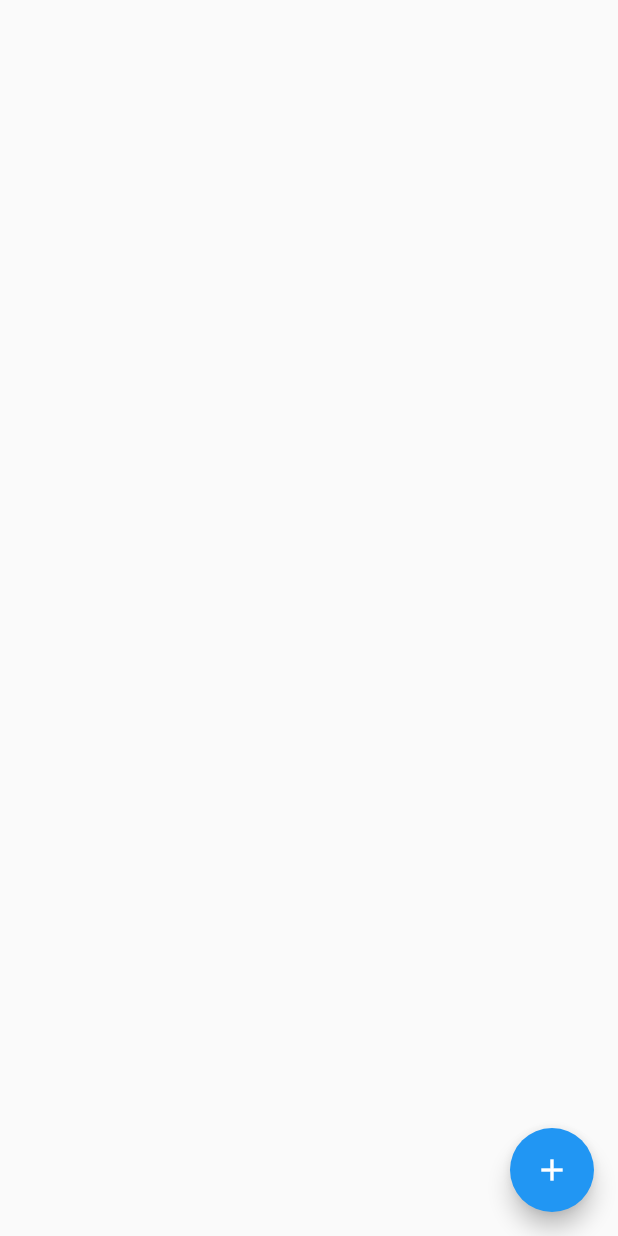
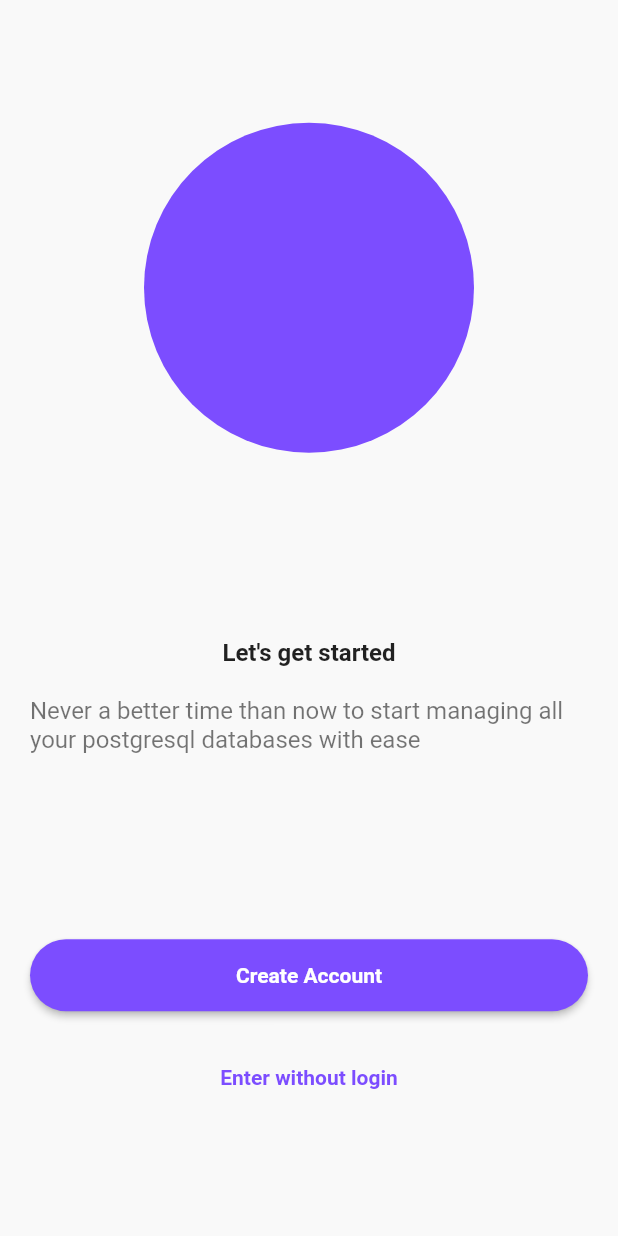
Before and after one commit to daviresio/sql_workbench_app, a Flutter app: the screen it shows after launch, on a phone screen of 412 x 824 dp. Run offline on Flutter 3.47's test engine with Material 2 defaults, Android fonts, the light colour scheme and no system bars; our stand-ins replace csv, dio, firebase_auth, flutter_local_notifications, flutter_mobx, flutter_speed_dial and 6 more; missing offline and left inert: devicelocale, esys_flutter_share; accounts and stored records are empty; generated files the repository leaves out were written again.

Commit message:
preparo autenticacao sms

```diff
--- a/lib/main.dart
+++ b/lib/main.dart
@@ -1,6 +1,9 @@
 import 'package:dbclientapp/pages/connection_home/connection_home_page.dart';
 import 'package:dbclientapp/pages/connection_home/pages/query/query_store.dart';
 import 'package:dbclientapp/pages/connections/connections_page.dart';
+import 'package:dbclientapp/pages/initial_screen/initial_screen_page.dart';
+import 'package:dbclientapp/pages/login/login_page.dart';
+import 'package:dbclientapp/pages/login/pages/auth_sms_page.dart';
 import 'package:dbclientapp/pages/new_connection/new_connection_page.dart';
 import 'package:dbclientapp/pages/new_connection/new_connection_store.dart';
 import 'package:flutter/material.dart';
@@ -57,12 +60,17 @@ class _MainAppState extends State<MainApp> {
       title: 'Postgres Client',
       theme: ThemeData(
         primarySwatch: Colors.blue,
+        scaffoldBackgroundColor: Color.fromRGBO(249, 249, 249, 1),
       ),
-      initialRoute: '/',
+//      initialRoute: '/',
+      initialRoute: LoginPage.routeName,
       routes: {
-        '/': (context) => ConnectionsPage(),
+        ConnectionsPage.routeName: (context) => ConnectionsPage(),
         NewConnectionPage.routeName: (context) =>  NewConnectionPage(),
         ConnectionHome.routeName: (context) =>  ConnectionHome(),
+        LoginPage.routeName: (context) =>  LoginPage(),
+        AuthSmsPage.routeName: (context) =>  AuthSmsPage(),
+        InitialScreenPage.routeName: (context) =>  InitialScreenPage(),
       },
     );
   }
--- /dev/null
+++ b/lib/pages/login/login_page.dart
@@ -0,0 +1,91 @@
+import 'package:dbclientapp/pages/login/pages/auth_sms_page.dart';
+import 'package:devicelocale/devicelocale.dart';
+import 'package:flutter/material.dart';
+
+class LoginPage extends StatefulWidget {
+
+  static const String routeName = '/login';
+
+  @override
+  _LoginPageState createState() => _LoginPageState();
+}
+
+class _LoginPageState extends State<LoginPage> {
+
+  getLocations() async {
+    print(await Devicelocale.currentLocale);
+  }
+
+  @override
+  Widget build(BuildContext context) {
+
+ getLocations();
+
+    return Scaffold(
+        body: Center(
+          child: Padding(
+            padding: const EdgeInsets.all(20.0),
+            child: Column(
+              mainAxisAlignment: MainAxisAlignment.spaceAround,
+              children: <Widget>[
+                //TODO colocar a imagem aqui no lugar
+                Container(
+                  width: 220.0,
+                  height: 220.0,
+                  decoration: BoxDecoration(
+                    color: Colors.deepPurpleAccent,
+                    borderRadius: BorderRadius.circular(200.0)
+                  ),
+                ),
+                Column(
+                  children: <Widget>[
+                    Text(
+                      'Let\'s get started',
+                      style: TextStyle(fontWeight: FontWeight.bold, fontSize: 16.0),
+                    ),
+                    SizedBox(height: 20.0,),
+                    Text(
+                      'Never a better time than now to start managing all your postgresql databases with ease',
+                      style: TextStyle(color: Colors.black54, fontSize: 16.0),
+                    ),
+                  ],
+                ),
+                Column(
+                  children: <Widget>[
+                    Container(
+                      width: double.infinity,
+                      child: RaisedButton(
+                        padding: EdgeInsets.symmetric(vertical: 16.0),
+                        child: Text('Create Account', style: TextStyle(color: Colors.white, fontWeight: FontWeight.bold),),
+                        color: Colors.deepPurpleAccent,
+                        shape: RoundedRectangleBorder(
+                          borderRadius: BorderRadius.circular(50.0),
+                        ),
+                        onPressed: () {
+                          Navigator.of(context).pushNamed(AuthSmsPage.routeName);
+                        },
+                      ),
+                    ),
+                    SizedBox(height: 20.0,),
+                    Container(
+                      width: double.infinity,
+                      child: FlatButton(
+                        padding: EdgeInsets.symmetric(vertical: 16.0),
+                        child: Text('Enter without login', style: TextStyle(color: Colors.deepPurpleAccent, fontWeight: FontWeight.bold),),
+                        shape: RoundedRectangleBorder(
+                          borderRadius: BorderRadius.circular(50.0),
+                        ),
+                        onPressed: () {
+
+                        },
+                      ),
+                    ),
+                  ],
+                )
+              ],
+            ),
+          ),
+        ),
+    );
+  }
+}
--- /dev/null
+++ b/lib/pages/login/pages/auth_sms_store.dart
@@ -0,0 +1,9 @@
+import 'package:mobx/mobx.dart';
+
+part 'auth_sms_store.g.dart';
+
+class AuthSmsStore = _AuthSmsStore with _$AuthSmsStore;
+
+abstract class _AuthSmsStore with Store {
+
+}
--- a/lib/pages/new_connection/new_connection_store.dart
+++ b/lib/pages/new_connection/new_connection_store.dart
@@ -1,5 +1,7 @@
 import 'package:dbclientapp/database/database.dart';
 import 'package:mobx/mobx.dart';
+
+import 'new_connection_constants.dart';
 
 part 'new_connection_store.g.dart';
 
@@ -62,7 +64,7 @@ abstract class _NewConnectionStore with Store {
 
   @action
   void initForm([Connection connection]) {
-    this.connection = connection;
+    this.connection = connection.copyWith(vendor: POSTGRES_NAME);
   }
 
 
--- a/pubspec.yaml
+++ b/pubspec.yaml
@@ -35,6 +35,11 @@ dependencies:
   firebase_analytics: ^5.0.11
   firebase_auth: ^0.16.0
   firebase_crashlytics: ^0.1.3+3
+  flutter_datetime_picker: ^1.3.8
+  intl_phone_number_input: ^0.4.1
+  pin_code_fields: ^3.0.0
+  sms_autofill: ^1.2.1
+  devicelocale: ^0.2.3
   flutter:
     sdk: flutter
 
```
Also changed, not shown: lib/pages/connection_home/pages/info_database/info_database_page.dart (+10 -0 lines), lib/pages/connection_home/pages/query/query_page.dart (+34 -17 lines), lib/pages/connection_home/pages/query/query_repository.dart (+3 -7 lines), lib/pages/connection_home/pages/query/widgets/query_result_table.dart (added, +33 -0 lines), lib/pages/connection_home/pages/query/widgets/view_row/dialog_view_row.dart (+12 -2 lines), lib/pages/connection_home/pages/query/widgets/view_row/view_row_store.dart (+42 -0 lines), lib/pages/connections/connections_page.dart (+11 -3 lines), lib/pages/initial_screen/initial_screen_page.dart (added, +16 -0 lines), lib/pages/login/pages/auth_sms_page.dart (added, +25 -0 lines), lib/pages/login/pages/view_pager/auth_sms_step_one.dart (added, +128 -0 lines), lib/pages/login/pages/view_pager/auth_sms_step_two.dart (added, +83 -0 lines), lib/pages/new_connection/new_connection_page.dart (+21 -21 lines), lib/pages/connection_home/pages/query/widgets/view_row/view_row_store.g.dart, lib/pages/login/pages/auth_sms_store.g.dart (added), 1 more files, 1 other file.
